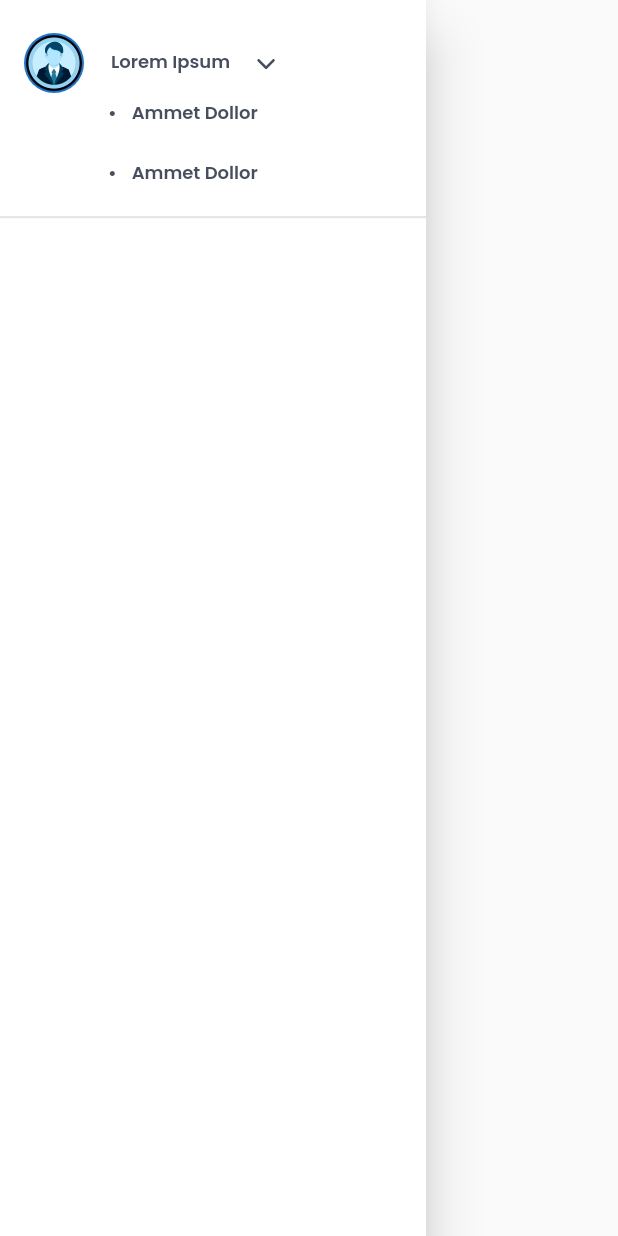
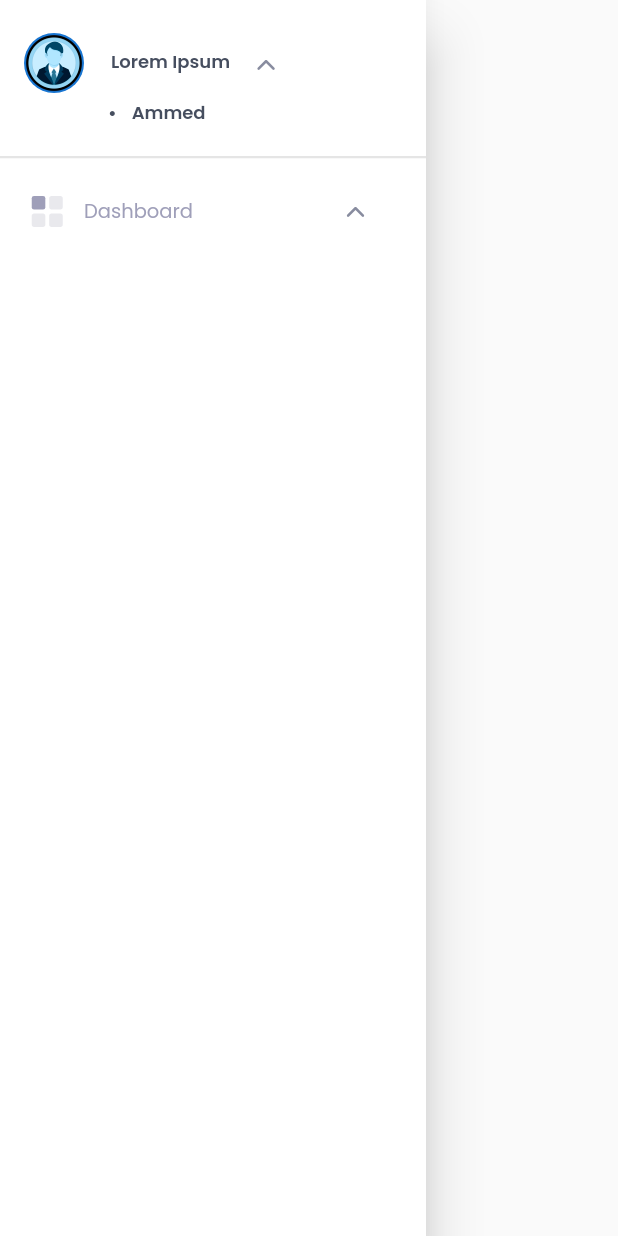
Before and after one commit to ezizull/StartADS, a Flutter app: the DashboardDrawer widget shown alone on an empty page, opened directly, after a tap on an icon or button, on a phone screen of 412 x 824 dp. Run offline on Flutter 3.47's test engine with Material 2 defaults, Android fonts, the light colour scheme and no system bars; our stand-ins replace bloc, equatable, flutter_bloc, flutter_dotenv, flutter_svg, google_fonts; statements that could not run were skipped.

Commit message:
FIXING: dashboard drawer

```diff
--- a/lib/ui/screens/dashboard/component/dashboard_drawer.dart
+++ b/lib/ui/screens/dashboard/component/dashboard_drawer.dart
@@ -1,4 +1,4 @@
-// ignore_for_file: library_prefixes
+// ignore_for_file: library_prefixes, non_constant_identifier_names, must_be_immutable
 
 import 'package:flutter/material.dart';
 import 'package:startercode_project/ui/widgets/widgets.dart';
@@ -32,7 +32,40 @@ class _DashboardDrawerState extends State<DashboardDrawer> {
         child: ListView(
           padding: const EdgeInsets.symmetric(vertical: 20),
           children: [
-            Container(
+            HeaderDrawer(),
+            ListDroppedItems(dropped: widget.userDrop, children: [
+              DroppedItems(text: 'Ammed'),
+            ]),
+            const AppDivider(
+              height: 1.5,
+              margin: EdgeInsets.symmetric(vertical: 20),
+              color: AppColor.grey_E5E5E5,
+            ),
+            ListDrawerChild(
+              children: [
+                DrawerChild(
+                  text: 'Dashboard',
+                  Icon: AppIcon.dashboard_drawer,
+                  tail: UpDownBtn(
+                    child: widget.userDrop
+                        ? AppIcon.dashboard_drawer_up
+                        : AppIcon.dashboard_drawer_down,
+                    onTap: (() {
+                      setState(() => widget.userDrop = !widget.userDrop);
+                    }),
+                  ),
+                ),
+              ],
+            )
+          ],
+        ),
+      ),
+    );
+  }
+
+  /* Top of Drawer */
+  Widget HeaderDrawer() {
+    return Container(
       margin: const EdgeInsets.symmetric(horizontal: 16),
       padding: const EdgeInsets.symmetric(vertical: 2),
       child: Row(
@@ -51,57 +84,132 @@ class _DashboardDrawerState extends State<DashboardDrawer> {
               child: Container(
             margin: const EdgeInsets.only(right: 10),
             padding: const EdgeInsets.symmetric(vertical: 10),
-                    child: Text('Lorem Ipsum',
-                        style: AppText.Pops12w6h18_black_464E5F),
+            child: Text('Lorem Ipsum', style: AppText.Pops12w6h18_black_464E5F),
           )),
-                  GestureDetector(
+          UpDownBtn(
+            padding: const EdgeInsets.symmetric(vertical: 17, horizontal: 8),
+            child: widget.userDrop
+                ? AppIcon.dashboard_drawer_up
+                : AppIcon.dashboard_drawer_down,
             onTap: (() {
               setState(() => widget.userDrop = !widget.userDrop);
             }),
-                    child: Container(
-                      color: AppColor.transparent,
-                      padding: const EdgeInsets.symmetric(
-                          vertical: 17, horizontal: 8),
-                      child: AppIcon.dashboard_drawer_down,
-                    ),
           )
         ],
       ),
-            ),
-            Visibility(
-              visible: widget.userDrop,
+    );
+  }
+
+  /* List Dropped Items */
+  Widget ListDroppedItems({
+    required bool dropped,
+    double spacing = 22,
+    EdgeInsets? margin,
+    EdgeInsets? padding,
+    List<Widget>? children,
+  }) {
+    return Visibility(
+      visible: dropped,
       child: Container(
-                padding: const EdgeInsets.symmetric(horizontal: 18),
-                margin: const EdgeInsets.only(left: 54),
+        padding: padding ?? const EdgeInsets.symmetric(horizontal: 18),
+        margin: margin ?? const EdgeInsets.only(left: 54),
         child: Wrap(
           direction: Axis.vertical,
-                  spacing: 22,
-                  children: [
-                    Wrap(direction: Axis.horizontal, spacing: 10, children: [
-                      Text('•', style: AppText.Pops12w6h18_black_464E5F),
-                      Text('Ammet Dollor',
-                          style: AppText.Pops12w6h18_black_464E5F),
-                    ]),
-                    Wrap(direction: Axis.horizontal, spacing: 10, children: [
-                      Text('•', style: AppText.Pops12w6h18_black_464E5F),
-                      Text('Ammet Dollor',
-                          style: AppText.Pops12w6h18_black_464E5F),
-                    ]),
-                  ],
+          spacing: spacing,
+          children: children ?? [],
         ),
       ),
+    );
+  }
+
+  /* Dropped Items */
+  Widget DroppedItems({
+    String text = '',
+    double spacing = 10,
+    TextStyle? dotstyle,
+    TextStyle? textstyle,
+    Function? onTap,
+  }) {
+    return GestureDetector(
+      onTap: (() {
+        /* Handle onTap() */
+        onTap != null ? onTap() : null;
+      }),
+      child: Wrap(direction: Axis.horizontal, spacing: spacing, children: [
+        Text('•', style: dotstyle ?? AppText.Pops12w6h18_black_464E5F),
+        Text(text, style: textstyle ?? AppText.Pops12w6h18_black_464E5F),
+      ]),
+    );
+  }
+
+  /* Up Down Icon */
+  Widget UpDownBtn({
+    Function? onTap,
+    EdgeInsets? padding,
+    Widget? child,
+  }) {
+    return GestureDetector(
+      onTap: (() {
+        /* Handle onTap() */
+        onTap != null ? onTap() : null;
+      }),
+      child: Container(
+        color: AppColor.transparent,
+        padding: padding,
+        child: child,
       ),
-            const AppDivider(
-              height: 1.5,
-              margin: EdgeInsets.symmetric(vertical: 20),
-              color: AppColor.grey_E5E5E5,
+    );
+  }
+
+  /* List of Drawer Child */
+  Widget ListDrawerChild({EdgeInsets? margin, List<Widget>? children}) {
+    return Container(
+      margin: margin ?? const EdgeInsets.only(left: 16, right: 32),
+      child: Column(children: children ?? []),
+    );
+  }
+
+  /* Drawer Child */
+  Widget DrawerChild({
+    double height = 31,
+    TextStyle? textstyle,
+    double marginBottom = 22,
+    EdgeInsets? textPadding,
+    double marginRight = 9,
+    Widget? tail,
+    Function? onTap,
+    String text = '',
+    Widget? Icon,
+  }) {
+    return GestureDetector(
+      onTap: (() {
+        /* Handle onTap() */
+        onTap != null ? onTap() : null;
+      }),
+      child: Container(
+        height: height,
+        margin: EdgeInsets.only(bottom: marginBottom),
+        child: Row(
+          children: [
+            Container(
+              margin: EdgeInsets.only(right: marginRight),
+              child: Icon,
             ),
-            Container(
-              color: AppColor.grey_F5F4F6,
-              margin: const EdgeInsets.only(left: 16, right: 32),
-              child: Wrap(direction: Axis.vertical, spacing: 22, children: [
-                Container(),
-              ]),
+            Expanded(
+              child: Container(
+                padding: textPadding ?? const EdgeInsets.symmetric(vertical: 5),
+                child: Text(text,
+                    style: textstyle ?? AppText.Pops13w4_grey_9F9FB9),
+              ),
+            ),
+            UpDownBtn(
+              padding: const EdgeInsets.all(9),
+              child: widget.userDrop
+                  ? AppIcon.dashboard_drawer_up
+                  : AppIcon.dashboard_drawer_down,
+              onTap: (() {
+                setState(() => widget.userDrop = !widget.userDrop);
+              }),
             )
           ],
         ),
--- a/lib/utils/colors.dart
+++ b/lib/utils/colors.dart
@@ -81,6 +81,7 @@ const black_98A6AE = Color(0xFF98A6AE);
 
 const grey_777C7E = Color(0xFF777C7E);
 const grey_8F9098 = Color(0xFF8F9098);
+const grey_9F9FB9 = Color(0xFF9F9FB9);
 const grey_F5F4F6 = Color(0xFFF5F4F6);
 const grey_E0E2E2 = Color(0xFFE0E2E2);
 const grey_E5E5E5 = Color(0xFFE5E5E5);
--- a/lib/utils/typography.dart
+++ b/lib/utils/typography.dart
@@ -40,6 +40,13 @@ TextStyle Pops12w4_black = GoogleFonts.poppins(
   fontSize: text12,
   fontWeight: FontWeight.w400,
   color: AppColor.black,
+));
+
+TextStyle Pops13w4_grey_9F9FB9 = GoogleFonts.poppins(
+    textStyle: const TextStyle(
+  fontSize: text13,
+  fontWeight: FontWeight.w400,
+  color: AppColor.grey_9F9FB9,
 ));
 
 TextStyle Pops12w6h18_black_464E5F = GoogleFonts.poppins(
```
Lines whose indentation alone changed are shown as unchanged.
